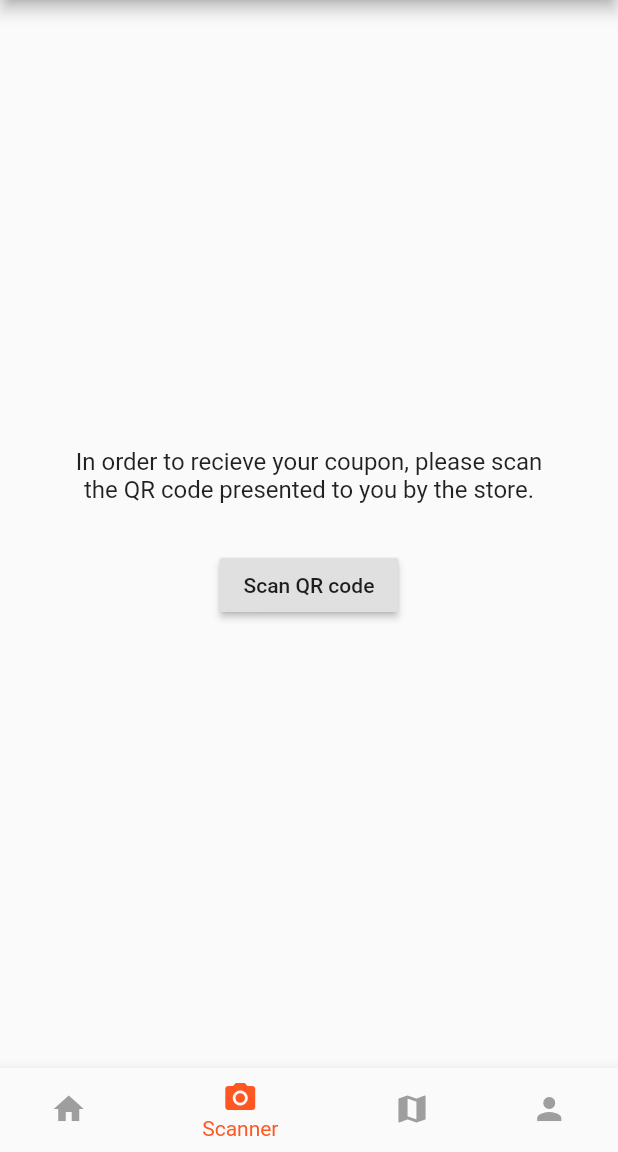
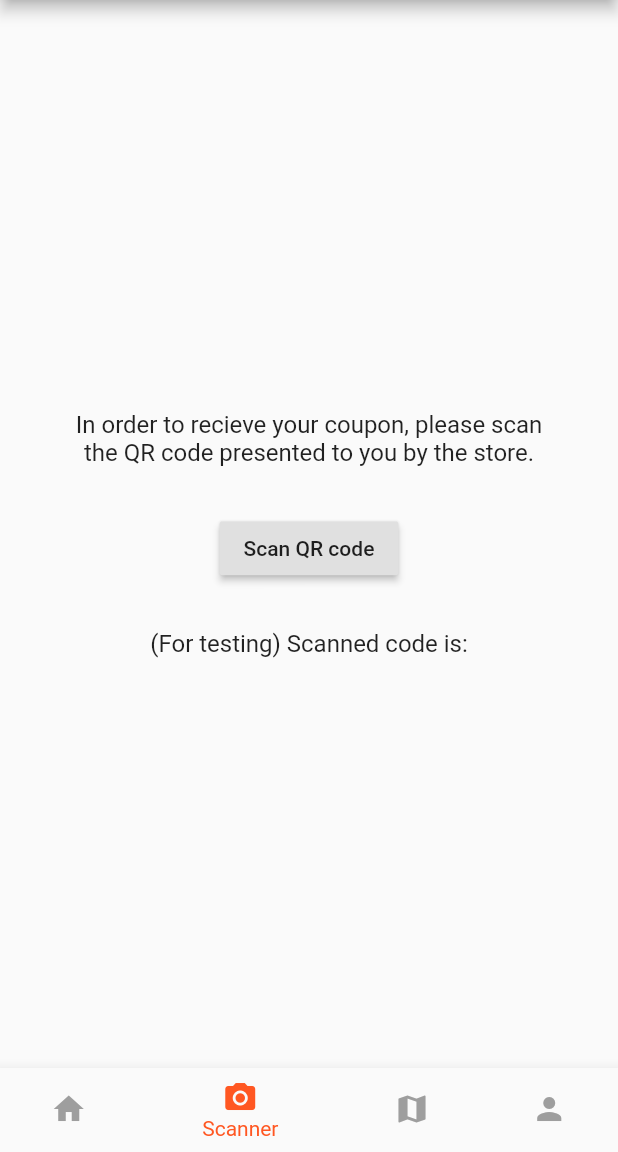
Before and after one commit to isaix/qpon, a Flutter app: the NavBar screen opened directly, item 2 of the bottom bar chosen, on a phone screen of 412 x 824 dp, the part 84-1236 px from its top. Run offline on Flutter 3.47's test engine with Material 2 defaults, Android fonts, the phone set to English and light mode, and no system bars; our stand-ins replace firebase_auth, firebase_crashlytics; missing offline and left inert: barcode_scan; accounts and stored records are empty.

Commit message:
mulighed for at teste scanner til aflevering

```diff
--- a/lib/Views/Scanner.dart
+++ b/lib/Views/Scanner.dart
@@ -34,6 +34,16 @@ class _ScannerState extends State<ScannerView> {
           onPressed: scan,
           child: new Text("Scan QR code"),
         ),
+        Padding(
+          padding: EdgeInsets.only(top: 30.0),
+          child: Text(
+            '(For testing) Scanned code is: ' + barcode,
+            textAlign: TextAlign.center,
+            style: TextStyle(
+              fontSize: 16
+            ),
+          ),
+        ),
       ],
       mainAxisAlignment: MainAxisAlignment.center,
     );
```
